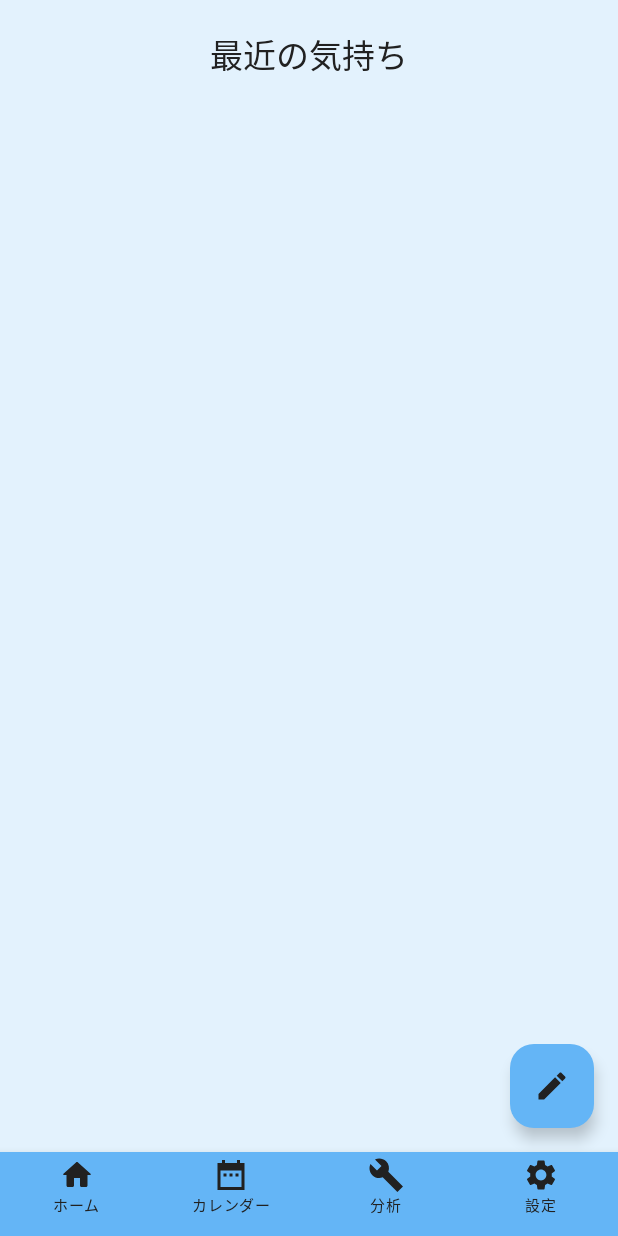
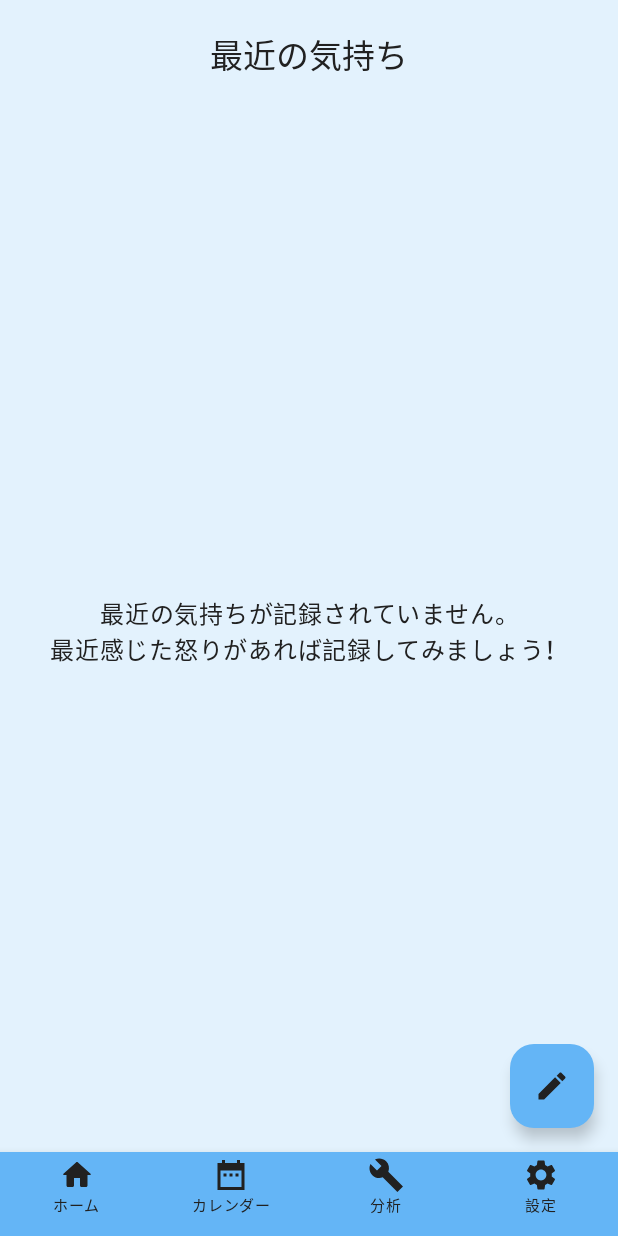
Before and after one commit to kurramkurram/AngerLog, an Android app built with Jetpack Compose: the HomeScreen screen opened through its navigation route, on a phone screen of 412 x 824 dp. Run offline under Robolectric (Android 15) with nearby library versions, the phone set to English and light mode, and no system bars; our stand-ins replace AdMob; 1 statement that could not run was skipped.

Commit message:
[Add] ホーム画面でデータがないときのメッセージを表示 (#9)

```diff
--- a/app/src/main/java/io/github/kurramkurram/angerlog/ui/screen/home/HomeScreen.kt
+++ b/app/src/main/java/io/github/kurramkurram/angerlog/ui/screen/home/HomeScreen.kt
@@ -57,6 +57,7 @@ fun HomeScreen(
 
         when (state) {
             is HomeUiState.Success -> {
+                if ((state as HomeUiState.Success).hasAngerLog) {
                     LazyColumn(
                         modifier = modifier
                             .padding(10.dp)
@@ -64,6 +65,15 @@ fun HomeScreen(
                     ) {
                         items((state as HomeUiState.Success).angerLogList) { angerLog ->
                             HomeListItem(angerLog = angerLog, onClick = { id -> onClick(id) })
+                        }
+                    }
+                } else {
+                    Box(modifier = modifier.fillMaxSize(), contentAlignment = Alignment.Center) {
+                        Text(
+                            text = stringResource(R.string.home_no_anger_log),
+                            textAlign = TextAlign.Center,
+                            style = MaterialTheme.typography.bodyLarge
+                        )
                     }
                 }
             }
@@ -92,6 +102,7 @@ fun HomeListItem(modifier: Modifier = Modifier, angerLog: AngerLog, onClick: (id
         AngerLogListItem(modifier = modifier, item = angerLog, onItemClick = { onClick(it) })
     }
 }
+
 //
 //@Preview
 //@Composable
--- a/app/src/main/java/io/github/kurramkurram/angerlog/ui/screen/home/HomeUiState.kt
+++ b/app/src/main/java/io/github/kurramkurram/angerlog/ui/screen/home/HomeUiState.kt
@@ -6,8 +6,9 @@ sealed class HomeUiState {
     data object Loading : HomeUiState()
 
     data class Success(
-        val angerLogList: List<AngerLog> = listOf()
-    ): HomeUiState()
+        val angerLogList: List<AngerLog> = listOf(),
+        val hasAngerLog: Boolean = angerLogList.isNotEmpty()
+    ) : HomeUiState()
 
     data object Error : HomeUiState()
 }
--- a/app/src/main/res/values/strings.xml
+++ b/app/src/main/res/values/strings.xml
@@ -15,6 +15,7 @@
 
     <string name="home">ホーム</string>
     <string name="home_title">最近の気持ち</string>
+    <string name="home_no_anger_log">最近の気持ちが記録されていません。\n最近感じた怒りがあれば記録してみましょう！</string>
 
     <string name="calendar">カレンダー</string>
     <string name="calendar_title_back_cd">戻る</string>
```
Lines whose indentation alone changed are shown as unchanged.
